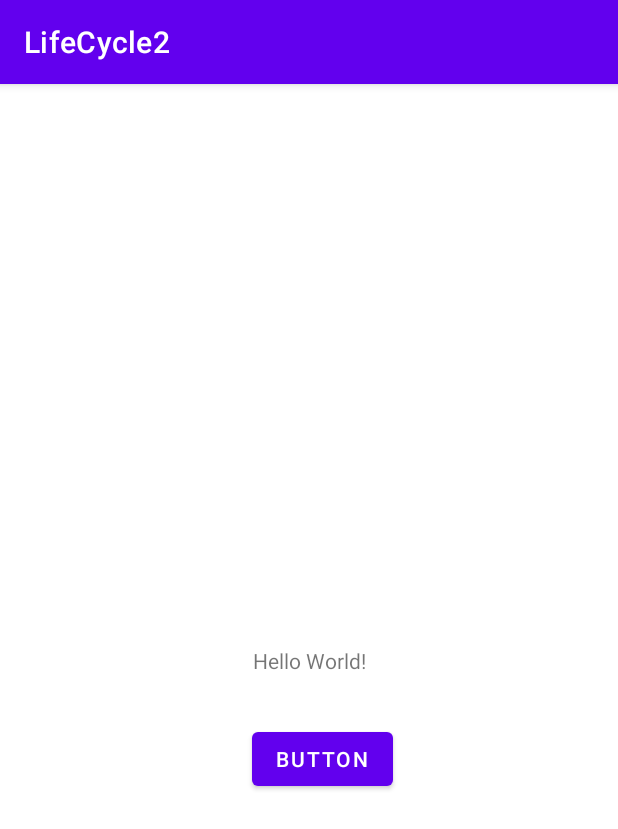
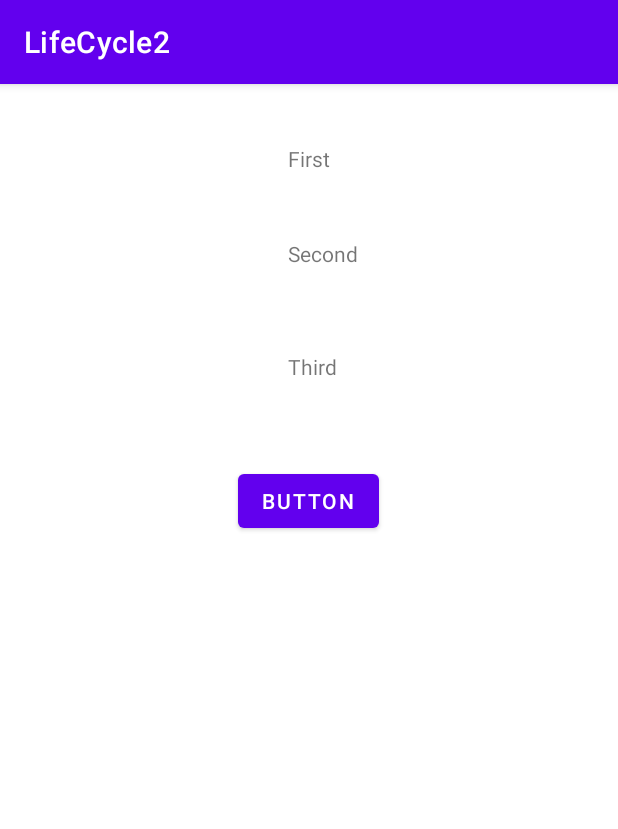
Before and after one commit to gretandroid/thang-LifeCycle2, an Android app: the screen it shows after launch (MainActivity), on a phone screen of 412 x 824 dp. Shown: the top 829 px of the screen. Run offline under Robolectric (Android 15) with nearby library versions, the phone set to English and light mode, and no system bars.

```diff
--- a/app/src/main/AndroidManifest.xml
+++ b/app/src/main/AndroidManifest.xml
@@ -11,6 +11,9 @@
         android:supportsRtl="true"
         android:theme="@style/Theme.LifeCycle2">
         <activity
+            android:name=".SecondActivity"
+            android:exported="false" />
+        <activity
             android:name=".MainActivity"
             android:exported="true">
             <intent-filter>
--- /dev/null
+++ b/app/src/main/java/com/example/lifecycle2/LogableActivity.java
@@ -0,0 +1,58 @@
+package com.example.lifecycle2;
+
+import android.os.Bundle;
+import android.util.Log;
+
+import androidx.annotation.NonNull;
+import androidx.appcompat.app.AppCompatActivity;
+
+public class LogableActivity extends AppCompatActivity {
+
+    @Override
+    protected void onCreate(Bundle savedInstanceState) {
+        super.onCreate(savedInstanceState);
+        Log.d(this.getClass().getSimpleName(), "onCreate");
+    }
+
+    @Override
+    protected void onStart() {
+        super.onStart();
+        Log.d(this.getClass().getSimpleName(), "onStart");
+    }
+
+    @Override
+    protected void onResume() {
+        super.onResume();
+        Log.d(this.getClass().getSimpleName(), "onResume");
+    }
+
+    @Override
+    protected void onStop() {
+        super.onStop();
+        Log.d(this.getClass().getSimpleName(), "onStop");
+    }
+
+    @Override
+    protected void onPause() {
+        super.onPause();
+        Log.d(this.getClass().getSimpleName(), "onPause");
+    }
+
+    @Override
+    protected void onRestart() {
+        super.onRestart();
+        Log.d(this.getClass().getSimpleName(), "onRestart");
+    }
+
+    @Override
+    protected void onDestroy() {
+        super.onDestroy();
+        Log.d(this.getClass().getSimpleName(), "onDestroy");
+    }
+
+    @Override
+    protected void onSaveInstanceState(@NonNull Bundle outState) {
+        super.onSaveInstanceState(outState);
+        Log.d(this.getClass().getSimpleName(), "onSaveInstanceState");
+    }
+}
--- a/app/src/main/java/com/example/lifecycle2/MainActivity.java
+++ b/app/src/main/java/com/example/lifecycle2/MainActivity.java
@@ -1,14 +1,12 @@
 package com.example.lifecycle2;
 
-import androidx.appcompat.app.AppCompatActivity;
+import android.content.Intent;
+import android.os.Bundle;
+import android.view.View;
 
-import android.os.Bundle;
-import android.util.Log;
-import android.view.View;
-import android.widget.TextView;
-import android.widget.Toast;
+public class MainActivity extends LogableActivity {
 
-public class MainActivity extends AppCompatActivity {
+    public static final String KEY = "key";
 
     private MyApplication app;
 
@@ -17,11 +15,20 @@ public class MainActivity extends AppCompatActivity {
         super.onCreate(savedInstanceState);
         setContentView(R.layout.activity_main);
         app = (MyApplication) getApplication();
-        Toast.makeText(this, app.getChain(), Toast.LENGTH_LONG).show();
+//        Toast.makeText(this, app.getChain(), Toast.LENGTH_LONG).show();
     }
 
     public void onClickButton(View view) {
-        app.setChain("Mai") ;
-        Log.d("chain", app.getChain());
+//        app.setChain("Mai") ;
+//        Log.d("chain", app.getChain());
+
+        // Create an intent, i.e. a signal
+        Intent intent = new Intent(this, SecondActivity.class);
+
+        // init message
+        intent.putExtra(KEY, "Hello Thang");
+
+        startActivity(intent);
     }
+
 }
--- a/app/src/main/res/layout/activity_main.xml
+++ b/app/src/main/res/layout/activity_main.xml
@@ -6,26 +6,44 @@
     android:layout_height="match_parent"
     tools:context=".MainActivity">
 
-    <TextView
-        android:id="@+id/textView"
-        android:layout_width="wrap_content"
-        android:layout_height="wrap_content"
-        android:text="Hello World!"
-        app:layout_constraintBottom_toBottomOf="parent"
-        app:layout_constraintLeft_toLeftOf="parent"
-        app:layout_constraintRight_toRightOf="parent"
-        app:layout_constraintTop_toTopOf="parent" />
-
     <Button
         android:id="@+id/button"
         android:layout_width="wrap_content"
         android:layout_height="wrap_content"
-        android:layout_marginTop="32dp"
+        android:layout_marginTop="56dp"
         android:onClick="onClickButton"
         android:text="Button"
         app:layout_constraintEnd_toEndOf="parent"
-        app:layout_constraintHorizontal_bias="0.529"
+        app:layout_constraintHorizontal_bias="0.498"
         app:layout_constraintStart_toStartOf="parent"
-        app:layout_constraintTop_toBottomOf="@+id/textView" />
+        app:layout_constraintTop_toBottomOf="@+id/textView4" />
+
+    <TextView
+        android:id="@+id/textView2"
+        android:layout_width="wrap_content"
+        android:layout_height="wrap_content"
+        android:layout_marginTop="40dp"
+        android:text="First"
+        app:layout_constraintEnd_toEndOf="parent"
+        app:layout_constraintStart_toStartOf="parent"
+        app:layout_constraintTop_toTopOf="parent" />
+
+    <TextView
+        android:id="@+id/textView3"
+        android:layout_width="wrap_content"
+        android:layout_height="wrap_content"
+        android:layout_marginTop="44dp"
+        android:text="Second"
+        app:layout_constraintStart_toStartOf="@+id/textView2"
+        app:layout_constraintTop_toBottomOf="@+id/textView2" />
+
+    <TextView
+        android:id="@+id/textView4"
+        android:layout_width="wrap_content"
+        android:layout_height="wrap_content"
+        android:layout_marginTop="56dp"
+        android:text="Third"
+        app:layout_constraintStart_toStartOf="@+id/textView3"
+        app:layout_constraintTop_toBottomOf="@+id/textView3" />
 
 </androidx.constraintlayout.widget.ConstraintLayout>
```
Also changed, not shown: app/src/main/java/com/example/lifecycle2/SecondActivity.java (added, +18 -0 lines), app/src/main/res/layout/activity_second.xml (added, +9 -0 lines).
